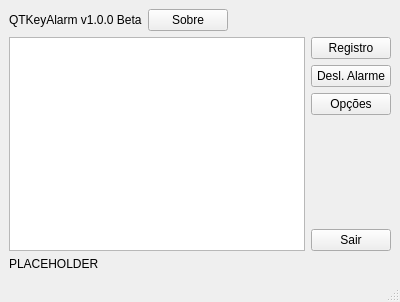
This is frozenchicken.ui in BrenoMartinsDeOliveiraVasconcelos/FrozenChicken as Qt 5 draws it before an edit. The edited form follows.
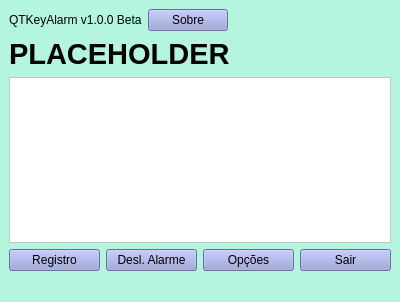
This is the edited form.

What changed in the file:
```diff
--- a/frozenchicken.ui
+++ b/frozenchicken.ui
@@ -19,6 +19,9 @@
   <property name="windowTitle">
    <string>Frozen Chicken</string>
   </property>
+  <property name="styleSheet">
+   <string notr="true">background-color: rgb(179, 245, 221);</string>
+  </property>
   <widget class="QWidget" name="centralwidget">
    <property name="styleSheet">
     <string notr="true"/>
@@ -28,6 +31,10 @@
      <layout class="QHBoxLayout" name="horizontalLayout">
       <item>
        <widget class="QLabel" name="label">
+        <property name="styleSheet">
+         <string>color: rgb(0, 0, 0);
+font: 9pt &quot;Segoe UI&quot;;</string>
+        </property>
         <property name="text">
          <string>QTKeyAlarm v1.0.0 Beta</string>
         </property>
@@ -35,6 +42,15 @@
       </item>
       <item>
        <widget class="QPushButton" name="sobre">
+        <property name="styleSheet">
+         <string notr="true">background-color: rgb(146, 153, 214);
+border-color: rgb(48, 48, 48);
+color: rgb(0, 0, 0);
+
+
+
+</string>
+        </property>
         <property name="text">
          <string>Sobre</string>
         </property>
@@ -55,10 +71,32 @@
       </item>
      </layout>
     </item>
+    <item>
+     <widget class="QLabel" name="status">
+      <property name="font">
+       <font>
+        <family>Segoe UI</family>
+        <pointsize>22</pointsize>
+        <italic>false</italic>
+        <bold>true</bold>
+       </font>
+      </property>
+      <property name="styleSheet">
+       <string notr="true">color: rgb(0, 0, 0);
+font: 700 22pt &quot;Segoe UI&quot;;</string>
+      </property>
+      <property name="text">
+       <string>PLACEHOLDER</string>
+      </property>
+     </widget>
+    </item>
     <item>
      <layout class="QHBoxLayout" name="horizontalLayout_2">
       <item>
        <widget class="QTableWidget" name="registro2">
+        <property name="styleSheet">
+         <string notr="true">background-color: rgb(255, 255, 255)</string>
+        </property>
         <attribute name="horizontalHeaderDefaultSectionSize">
          <number>138</number>
         </attribute>
@@ -68,9 +106,23 @@
        </widget>
       </item>
       <item>
-       <layout class="QVBoxLayout" name="verticalLayout_4">
+       <layout class="QVBoxLayout" name="verticalLayout_4"/>
+      </item>
+     </layout>
+    </item>
+    <item>
+     <layout class="QHBoxLayout" name="horizontalLayout_3">
         <item>
          <widget class="QPushButton" name="registerbut">
+        <property name="styleSheet">
+         <string notr="true">background-color: rgb(146, 153, 214);
+border-color: rgb(48, 48, 48);
+color: rgb(0, 0, 0);
+
+
+
+</string>
+        </property>
           <property name="text">
            <string>Registro</string>
           </property>
@@ -78,6 +130,15 @@
         </item>
         <item>
          <widget class="QPushButton" name="switchbutton">
+        <property name="styleSheet">
+         <string notr="true">background-color: rgb(146, 153, 214);
+border-color: rgb(48, 48, 48);
+color: rgb(0, 0, 0);
+
+
+
+</string>
+        </property>
           <property name="text">
            <string>Desl. Alarme</string>
           </property>
@@ -85,44 +146,37 @@
         </item>
         <item>
          <widget class="QPushButton" name="pushButton">
+        <property name="styleSheet">
+         <string notr="true">background-color: rgb(146, 153, 214);
+border-color: rgb(48, 48, 48);
+color: rgb(0, 0, 0);
+
+
+
+</string>
+        </property>
           <property name="text">
            <string>Opções</string>
           </property>
          </widget>
         </item>
-        <item>
-         <spacer name="verticalSpacer">
-          <property name="orientation">
-           <enum>Qt::Vertical</enum>
-          </property>
-          <property name="sizeHint" stdset="0">
-           <size>
-            <width>20</width>
-            <height>40</height>
-           </size>
-          </property>
-         </spacer>
-        </item>
         <item>
          <widget class="QPushButton" name="exit">
+        <property name="styleSheet">
+         <string notr="true">background-color: rgb(146, 153, 214);
+border-color: rgb(48, 48, 48);
+color: rgb(0, 0, 0);
+
+
+
+</string>
+        </property>
           <property name="text">
            <string>Sair</string>
           </property>
          </widget>
         </item>
        </layout>
-      </item>
-     </layout>
-    </item>
-    <item>
-     <widget class="QLabel" name="status">
-      <property name="styleSheet">
-       <string notr="true"/>
-      </property>
-      <property name="text">
-       <string>PLACEHOLDER</string>
-      </property>
-     </widget>
     </item>
    </layout>
   </widget>
```
Lines whose indentation alone changed are shown as unchanged.
